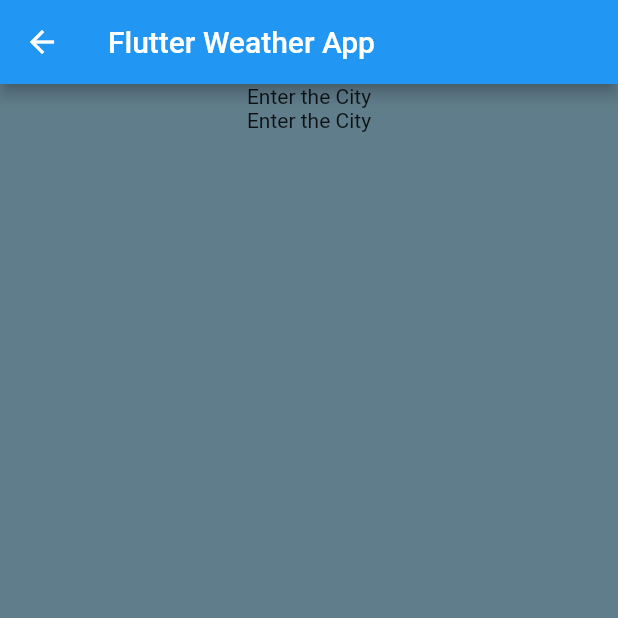
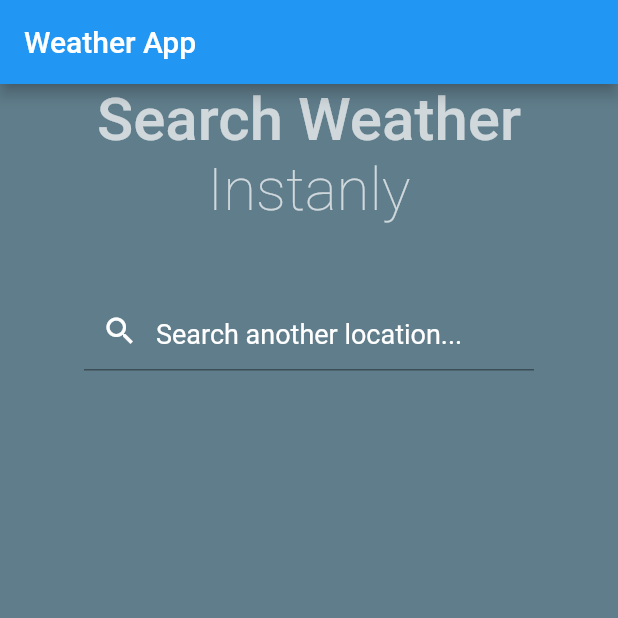
Before and after one commit to sakshamsri4/WeatherApp, a Flutter app: the HomeScreen screen opened directly, on a phone screen of 412 x 824 dp, the top half of it. Run offline on Flutter 3.47's test engine with Material 2 defaults, Android fonts, the phone set to English and light mode, and no system bars; statements that could not run were skipped.

Commit message:
UI added

```diff
--- /dev/null
+++ b/lib/Data/Services.dart
@@ -0,0 +1,46 @@
+import 'dart:convert';
+
+import 'package:http/http.dart' as http;
+
+Future<WeatherData> fetchData(String input) async {
+  final response = await http.get(
+      'http://api.openweathermap.org/data/2.5/weather?q={input}&appid=26ed371daca03575e4668be4d33c46e2');
+  if (response.statusCode == 200) {
+    // If the server did return a 200 OK response,
+    // then parse the JSON.
+    var myData = json.decode(response.body);
+    // print(myData);
+    var rest = myData["data"];
+    // print(rest);
+    return WeatherData.fromJson(rest['main']);
+  } else {
+    // If the server did not return a 200 OK response,
+    // then throw an exception.
+    throw Exception('Failed to load album');
+  }
+}
+
+class WeatherData {
+  final String temp;
+  final String description;
+  final String currently;
+  final String humidity;
+  final String windSpeed;
+
+  WeatherData(
+      {this.temp,
+      this.description,
+      this.currently,
+      this.humidity,
+      this.windSpeed});
+
+  factory WeatherData.fromJson(Map<String, dynamic> json) {
+    return WeatherData(
+      temp: json['main']['temp'],
+      description: json['weather'][0]['description'],
+      currently: json['weather'][0]['main'],
+      humidity: json['main']['humidity'],
+      windSpeed: json['wind']['speed'],
+    );
+  }
+}
--- a/lib/Screens/Home_Screen.dart
+++ b/lib/Screens/Home_Screen.dart
@@ -1,5 +1,6 @@
 import 'package:flutter/cupertino.dart';
 import 'package:flutter/material.dart';
+import 'package:weather_app/Data/Services.dart';
 
 class HomeScreen extends StatefulWidget {
   @override
@@ -7,18 +8,62 @@ class HomeScreen extends StatefulWidget {
 }
 
 class _HomeScreenState extends State<HomeScreen> {
+  Future<WeatherData> futureAlbum;
+
+  @override
+  void initState() {
+    super.initState();
+    futureAlbum = fetchData(input);
+  }
+
+  void onTextSubmit(String input) {
+    fetchData(input);
+  }
+
   @override
   Widget build(BuildContext context) {
     return Scaffold(
       backgroundColor: Colors.blueGrey,
       appBar: AppBar(
-        title: Text('Flutter Weather App'),
+        title: Text('Weather App'),
       ),
       body: Center(
         child: Column(
           children: <Widget>[
-            Text('Enter the City'),
-            Text('Enter the City'),
+            Text(
+              "Search Weather",
+              style: TextStyle(
+                  fontSize: 40,
+                  fontWeight: FontWeight.w500,
+                  color: Colors.white70),
+            ),
+            Text(
+              "Instanly",
+              style: TextStyle(
+                  fontSize: 40,
+                  fontWeight: FontWeight.w200,
+                  color: Colors.white70),
+            ),
+            SizedBox(
+              height: 24,
+            ),
+            SizedBox(
+              height: 20,
+            ),
+            Container(
+              width: 300,
+              child: TextField(
+                onSubmitted: (String input) {
+                  onTextSubmit(input);
+                },
+                style: TextStyle(color: Colors.white, fontSize: 25),
+                decoration: InputDecoration(
+                  hintText: 'Search another location...',
+                  hintStyle: TextStyle(color: Colors.white, fontSize: 18.0),
+                  prefixIcon: Icon(Icons.search, color: Colors.white),
+                ),
+              ),
+            ),
           ],
         ),
       ),
--- a/lib/main.dart
+++ b/lib/main.dart
@@ -1,6 +1,5 @@
 import 'package:flutter/material.dart';
 import 'package:weather_app/Screens/Home_Screen.dart';
-import 'package:weather_app/Screens/Weather_Screen.dart';
 
 void main() {
   runApp(MyApp());
@@ -17,7 +16,7 @@ class MyApp extends StatelessWidget {
         scaffoldBackgroundColor: Colors.white,
         visualDensity: VisualDensity.adaptivePlatformDensity,
       ),
-      home: WeatherScreen(),
+      home: HomeScreen(),
     );
   }
 }
--- a/pubspec.yaml
+++ b/pubspec.yaml
@@ -28,6 +28,7 @@ dependencies:
   # The following adds the Cupertino Icons font to your application.
   # Use with the CupertinoIcons class for iOS style icons.
   cupertino_icons: ^0.1.3
+  http: ^0.12.2
 
 dev_dependencies:
   flutter_test:
```
Also changed, not shown: lib/Screens/Weather_Screen.dart (+72 -13 lines), lib/Data/data.dart (added), pubspec.lock.
